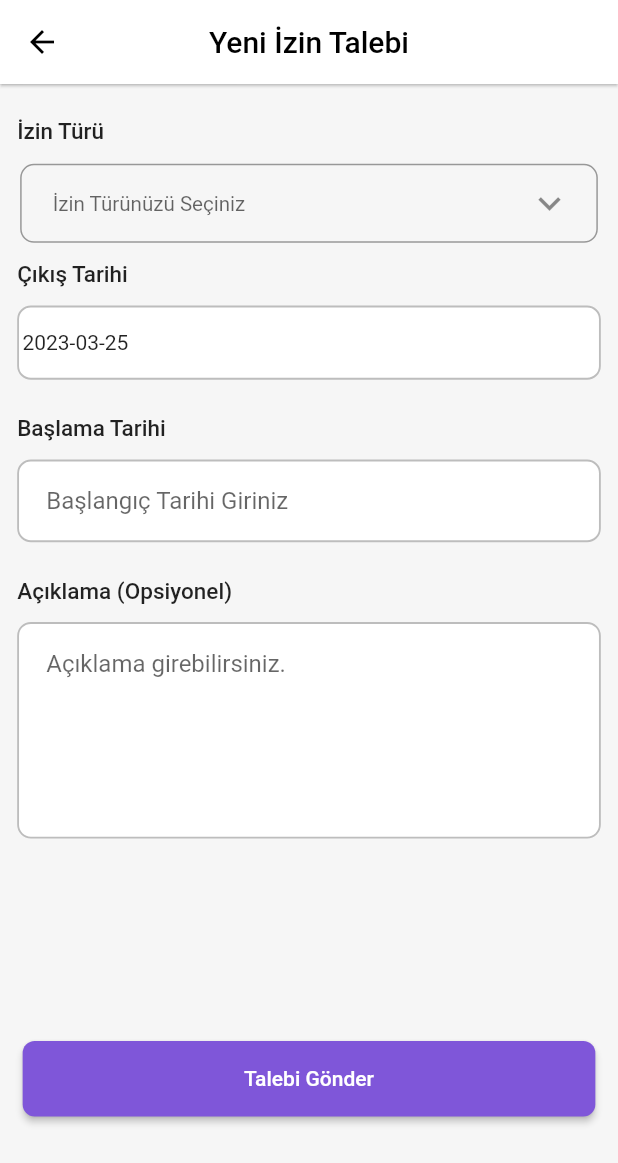
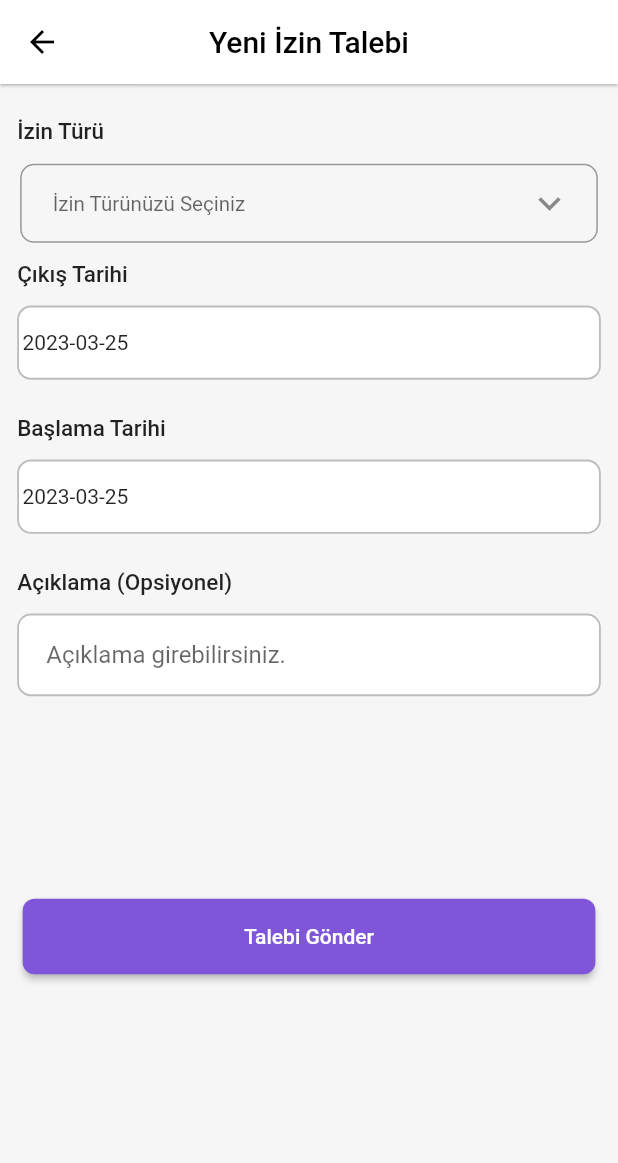
Before and after one commit to hmustafabolat/peptaskApp, a Flutter app: the AdminMainPage screen opened directly, after a tap on "Yeni İzin Talebi", on a phone screen of 412 x 824 dp. Shown: the top 1163 px of the screen. Run offline on Flutter 3.47's test engine with Material 2 defaults, Android fonts, the phone set to English and light mode, and no system bars; our stand-ins replace cloud_firestore, dotted_border, dropdown_button2, firebase_auth, firebase_core, flutter_screenutil and 1 more; accounts and stored records are empty.

Commit message:
custom text field created.

```diff
--- a/lib/main.dart
+++ b/lib/main.dart
@@ -3,7 +3,7 @@ import 'package:flutter/material.dart';
 
 import 'package:flutter_screenutil/flutter_screenutil.dart';
 import 'package:get/get.dart';
-import 'package:peptask/view/employees_page.dart';
+import 'package:peptask/view/user_home.dart';
 import 'package:peptask/view/landing_page.dart';
 import 'package:peptask/view/permission_request.dart';
 
--- a/lib/service/auth_service.dart
+++ b/lib/service/auth_service.dart
@@ -54,6 +54,7 @@ class AuthService {
       return UserModel();
     }
   }
+  //controller -> repository -> auth_service -> repository -> firebase_service -> reposityory -> controller
 
 //Register Function
   Future<UserModel?> signUp(UserModel userModel) async {
@@ -62,8 +63,6 @@ class AuthService {
           email: userModel.email!, password: userModel.password!);
 
       userModel.id = user.user?.uid;
-      userModel.role = 'employe';
-
       if (user.user?.uid != null) {
         return userModel;
       } else {
--- a/lib/service/permission_service.dart
+++ b/lib/service/permission_service.dart
@@ -6,7 +6,6 @@ class PermissionProvider extends GetxController {
   final FirebaseFirestore _firestore = FirebaseFirestore.instance;
 
   Future<void> addPermission(Permission permission) async {
-    try {
     await _firestore.collection('requests').add({
       'description': permission.description,
       'permissionStart': Timestamp.fromDate(permission.permissionStart),
@@ -15,9 +14,15 @@ class PermissionProvider extends GetxController {
       'status': permission.statu,
       'userID': permission.userID,
     });
-      print('Data added successfully.');
-    } catch (error) {
-      print('Failed to add data: $error');
   }
 }
+
+class PermissionService {
+  final CollectionReference _dataCollectionRef =
+      FirebaseFirestore.instance.collection("requests");
+
+  Future<List<Map<String, dynamic>>> getData() async {
+    final data = await _dataCollectionRef.get();
+    return data.docs.map((doc) => doc.data() as Map<String, dynamic>).toList();
   }
+}
--- a/lib/view/employees_page.dart
+++ /dev/null
@@ -1,106 +0,0 @@
-import 'package:dotted_border/dotted_border.dart';
-import 'package:flutter/material.dart';
-import 'package:get/get.dart';
-import 'package:get/get_core/src/get_main.dart';
-import 'package:peptask/view/permission_request.dart';
-import 'package:peptask/widgets/buttons/button.dart';
-import 'package:peptask/widgets/cards/card_widgets.dart';
-import 'package:peptask/widgets/icons/icons.dart';
-import 'package:flutter_screenutil/flutter_screenutil.dart';
-
-import '../viewmodel/auth_viewmodel.dart';
-import '../widgets/text/text_widgets.dart';
-
-class AdminMainPage extends StatelessWidget {
-  const AdminMainPage({Key? key}) : super(key: key);
-
-  @override
-  Widget build(BuildContext context) {
-    return SafeArea(
-      child: Scaffold(
-        backgroundColor: Color.fromRGBO(246, 246, 246, 1),
-        body: SingleChildScrollView(
-          child: Column(
-            crossAxisAlignment: CrossAxisAlignment.start,
-            children: [
-              Container(
-                height: 0.07.sh,
-                color: Colors.white,
-                child: Padding(
-                  padding: EdgeInsets.only(left: 14.0),
-                  child: Row(
-                    children: [
-                      Image.asset("assets/images/logo icon small.png"),
-                      SizedBox(width: 0.02.sw),
-                      Image.asset("assets/images/pepteam_logo.png"),
-                      SizedBox(
-                        width: 0.55.sw,
-                      ),
-                      CircleAvatar(
-                        child: IconButton(
-                          onPressed: () async {
-                            final AuthViewModel _viewModel = Get.find();
-                            await _viewModel.signOut();
-                          },
-                          icon: Icon(Icons.person),
-                        ),
-                      )
-                    ],
-                  ),
-                ),
-              ),
-              Padding(
-                padding: const EdgeInsets.all(8.0),
-                child: Column(
-                  mainAxisAlignment: MainAxisAlignment.center,
-                  crossAxisAlignment: CrossAxisAlignment.stretch,
-                  mainAxisSize: MainAxisSize.max,
-                  children: [
-                    CardWidget(
-                        allowance: "Onaylanan İzinlerim",
-                        allowanceNum: 4,
-                        isOval: true),
-                    CardWidget(
-                        allowance: "Reddedilen İzinlerim", allowanceNum: 4),
-                    CardWidget(
-                        allowance: "Ücretsiz İzinlerim", allowanceNum: 5),
-                    CardWidget(
-                        allowance: "Yıllık İzin Hakkım", allowanceNum: 43),
-                    SizedBox(
-                      height: 0.02.sh,
-                    ),
-                    Padding(
-                      padding: EdgeInsets.only(left: 8.0).r,
-                      child: Row(
-                        mainAxisAlignment: MainAxisAlignment.start,
-                        children: [
-                          Text(
-                            "Bekleyen Talepler",
-                            style: TextStyle(
-                                fontSize: 14.sp,
-                                fontWeight: FontWeight.bold,
-                                color: Colors.indigo.shade800),
-                          ),
-                        ],
-                      ),
-                    ),
-                    SizedBox(
-                      height: 0.02.sh,
-                    ),
-                    DottedBorderButton(),
-                    SizedBox(
-                      height: 0.02.sh,
-                    ),
-                    InkwellCard1(),
-                    InkwellCard2(),
-                    InkwellCard3(),
-                  ],
-                ),
-              ),
-            ],
-          ),
-        ),
-      ),
-    );
-  }
-}
--- a/lib/view/permission_request.dart
+++ b/lib/view/permission_request.dart
@@ -1,11 +1,11 @@
 import 'package:flutter/material.dart';
 import 'package:flutter_screenutil/flutter_screenutil.dart';
 import 'package:get/get.dart';
-import 'package:get/get_core/src/get_main.dart';
 import 'package:peptask/model/permission_model.dart';
 import 'package:peptask/viewmodel/permission_viewmodel.dart';
 import 'package:peptask/widgets/buttons/button.dart';
 import 'package:peptask/widgets/buttons/dropDownButton.dart';
+import 'package:peptask/widgets/text-field/custom_text_field.dart';
 import 'package:peptask/widgets/text-field/text_field_widgets.dart';
 import 'package:peptask/widgets/text/text_widgets.dart';
 
@@ -77,21 +77,20 @@ class _PermissionRequestPageState extends State<PermissionRequestPage> {
                   height: 0.015.sh,
                 ),
                 InfoTextWidget(infoText: "Çıkış Tarihi"),
-                TextFieldDateStart(
-                  hintText: "    Çıkış Tarihi Giriniz",
-                ),
+                TextFieldDateStart(),
                 SizedBox(
                   height: 0.015.sh,
                 ),
                 InfoTextWidget(infoText: "Başlama Tarihi"),
-                TextFieldDateEnd(
-                  hintText: "    Başlangıç Tarihi Giriniz",
-                ),
+                TextFieldDateEnd(),
                 SizedBox(
                   height: 0.015.sh,
                 ),
                 InfoTextWidget(infoText: "Açıklama (Opsiyonel)"),
-                TextFieldExplanation(hintText: "    Açıklama girebilirsiniz."),
+                CustomTextField(
+                  hintText: "    Açıklama girebilirsiniz.",
+                  onSaved: (value) {},
+                ),
                 SizedBox(
                   height: 0.15.sh,
                 ),
--- /dev/null
+++ b/lib/view/user_home.dart
@@ -0,0 +1,102 @@
+import 'package:flutter/material.dart';
+import 'package:get/get.dart';
+import 'package:peptask/widgets/buttons/button.dart';
+import 'package:peptask/widgets/cards/card_widgets.dart';
+import 'package:flutter_screenutil/flutter_screenutil.dart';
+
+import '../viewmodel/auth_viewmodel.dart';
+
+class AdminMainPage extends StatelessWidget {
+  const AdminMainPage({Key? key}) : super(key: key);
+
+  @override
+  Widget build(BuildContext context) {
+    return SafeArea(
+      child: Scaffold(
+        backgroundColor: Color.fromRGBO(246, 246, 246, 1),
+        body: _buildBody(),
+      ),
+    );
+  }
+
+  _buildBody() {
+    return SingleChildScrollView(
+      child: Column(
+        crossAxisAlignment: CrossAxisAlignment.start,
+        children: [
+          Container(
+            height: 0.07.sh,
+            color: Colors.white,
+            child: Padding(
+              padding: EdgeInsets.only(left: 14.0),
+              child: Row(
+                children: [
+                  Image.asset("assets/images/logo icon small.png"),
+                  SizedBox(width: 0.02.sw),
+                  Image.asset("assets/images/pepteam_logo.png"),
+                  SizedBox(
+                    width: 0.55.sw,
+                  ),
+                  CircleAvatar(
+                    child: IconButton(
+                      onPressed: () async {
+                        final AuthViewModel _viewModel = Get.find();
+                        await _viewModel.signOut();
+                      },
+                      icon: Icon(Icons.person),
+                    ),
+                  )
+                ],
+              ),
+            ),
+          ),
+          Padding(
+            padding: const EdgeInsets.all(8.0),
+            child: Column(
+              mainAxisAlignment: MainAxisAlignment.center,
+              crossAxisAlignment: CrossAxisAlignment.stretch,
+              mainAxisSize: MainAxisSize.max,
+              children: [
+                CardWidget(
+                    allowance: "Onaylanan İzinlerim",
+                    allowanceNum: 4,
+                    isOval: true),
+                CardWidget(allowance: "Reddedilen İzinlerim", allowanceNum: 4),
+                CardWidget(allowance: "Ücretsiz İzinlerim", allowanceNum: 5),
+                CardWidget(allowance: "Yıllık İzin Hakkım", allowanceNum: 43),
+                SizedBox(
+                  height: 0.02.sh,
+                ),
+                Padding(
+                  padding: EdgeInsets.only(left: 8.0).r,
+                  child: Row(
+                    mainAxisAlignment: MainAxisAlignment.start,
+                    children: [
+                      Text(
+                        "Bekleyen Talepler",
+                        style: TextStyle(
+                            fontSize: 14.sp,
+                            fontWeight: FontWeight.bold,
+                            color: Colors.indigo.shade800),
+                      ),
+                    ],
+                  ),
+                ),
+                SizedBox(
+                  height: 0.02.sh,
+                ),
+                DottedBorderButton(),
+                SizedBox(
+                  height: 0.02.sh,
+                ),
+                InkwellCard1(),
+                InkwellCard2(),
+                InkwellCard3(),
+              ],
+            ),
+          ),
+        ],
+      ),
+    );
+  }
+}
--- a/lib/viewmodel/permission_viewmodel.dart
+++ b/lib/viewmodel/permission_viewmodel.dart
@@ -1,9 +1,20 @@
+import 'package:get/get.dart';
+import 'package:get/get_core/src/get_main.dart';
+import 'package:get/get_instance/src/extension_instance.dart';
 import 'package:get/get_state_manager/src/simple/get_controllers.dart';
 import 'package:peptask/model/permission_model.dart';
 import 'package:peptask/service/permission_service.dart';
 
 class PermissionViewModel extends GetxController {
   final PermissionProvider _permissionProvider = PermissionProvider();
+  final PermissionService _permissionService = PermissionService();
+
+  RxList<Map<String, dynamic>> permission = <Map<String, dynamic>>[].obs;
+
+  Future<void> getData() async {
+    final result = await _permissionService.getData();
+    permission.assign(result as Map<String, dynamic>);
+  }
 
   Future<void> addPermission(
       String description,
--- a/lib/widgets/buttons/button.dart
+++ b/lib/widgets/buttons/button.dart
@@ -171,7 +171,7 @@ class RequestSendButton extends StatelessWidget {
       onPressed: () {
         PermissionProvider _service = PermissionProvider();
         _service.addPermission(Permission(
-          description: description,
+          description: "",
           permissionStart: DateTime.now(),
           permissionEnd: DateTime.now(),
           permissionType: permissionType[0],
--- /dev/null
+++ b/lib/widgets/text-field/custom_text_field.dart
@@ -0,0 +1,29 @@
+import 'package:flutter/material.dart';
+import 'package:flutter_screenutil/flutter_screenutil.dart';
+
+class CustomTextField extends StatelessWidget {
+  final String? hintText;
+  final void Function(String?)? onSaved;
+  CustomTextField({Key? key, required this.hintText, required this.onSaved})
+      : super(key: key);
+
+  @override
+  Widget build(BuildContext context) {
+    return Container(
+      margin: EdgeInsets.only(top: 10, bottom: 10).r,
+      padding: EdgeInsets.all(2).w,
+      decoration: BoxDecoration(
+        border: Border.all(width: 0.003.sw, color: Colors.grey.shade400),
+        color: Colors.white,
+        borderRadius: BorderRadius.circular(8).w,
+      ),
+      child: TextFormField(
+        onSaved: onSaved,
+        decoration: InputDecoration(
+          border: InputBorder.none,
+          hintText: hintText,
+        ),
+      ),
+    );
+  }
+}
--- a/lib/widgets/text-field/text_field_widgets.dart
+++ b/lib/widgets/text-field/text_field_widgets.dart
@@ -1,101 +1,15 @@
 import 'package:flutter/material.dart';
 import 'package:flutter_screenutil/flutter_screenutil.dart';
 import 'package:get/get.dart';
-import 'package:get/get_core/src/get_main.dart';
 
 import '../../viewmodel/auth_viewmodel.dart';
 
-final _globalKey = GlobalKey<FormState>();
-String? email, password, name;
-
 final AuthViewModel _viewModel = Get.find();
-
-class TextFieldEmail extends StatelessWidget {
-  TextFieldEmail({Key? key}) : super(key: key);
-
-  @override
-  Widget build(BuildContext context) {
-    return Container(
-      margin: EdgeInsets.only(top: 10, bottom: 10).r,
-      padding: EdgeInsets.all(2).w,
-      decoration: BoxDecoration(
-        border: Border.all(width: 0.003.sw, color: Colors.grey.shade400),
-        color: Colors.white,
-        borderRadius: BorderRadius.circular(8).w,
-      ),
-      child: TextFormField(
-        onSaved: (value) {
-          email = value;
-        },
-        decoration: InputDecoration(
-          border: InputBorder.none,
-          hintText: '  Email girin',
-        ),
-      ),
-    );
-  }
-}
-
-class TextFieldPassword extends StatelessWidget {
-  const TextFieldPassword({Key? key}) : super(key: key);
-
-  @override
-  Widget build(BuildContext context) {
-    return Container(
-      margin: EdgeInsets.only(top: 10, bottom: 10).r,
-      padding: EdgeInsets.all(2).w,
-      decoration: BoxDecoration(
-        border: Border.all(width: 0.003.sw, color: Colors.grey.shade400),
-        color: Colors.white,
-        borderRadius: BorderRadius.circular(8).w,
-      ),
-      child: TextFormField(
-        onSaved: (value) {
-          password = value;
-        },
-        obscureText: true,
-        decoration: InputDecoration(
-          border: InputBorder.none,
-          hintText: '  Şifre',
-        ),
-      ),
-    );
-  }
-}
-
-class TextFieldName extends StatelessWidget {
-  const TextFieldName({Key? key}) : super(key: key);
-
-  @override
-  Widget build(BuildContext context) {
-    return Container(
-      margin: EdgeInsets.only(top: 10, bottom: 10).r,
-      padding: EdgeInsets.all(2).w,
-      decoration: BoxDecoration(
-        border: Border.all(width: 0.003.sw, color: Colors.grey.shade400),
-        color: Colors.white,
-        borderRadius: BorderRadius.circular(8).w,
-      ),
-      child: TextFormField(
-        onSaved: (value) {
-          password = value;
-        },
-        obscureText: false,
-        decoration: InputDecoration(
-          border: InputBorder.none,
-          hintText: 'Tam adınızı girin',
-        ),
-      ),
-    );
-  }
-}
 
 DateTime inputDateStart = DateTime.now();
 
 class TextFieldDateStart extends StatefulWidget {
-  final String hintText;
-  const TextFieldDateStart({Key? key, required this.hintText})
-      : super(key: key);
+  const TextFieldDateStart({Key? key}) : super(key: key);
 
   @override
   State<TextFieldDateStart> createState() => _TextFieldDateStartState();
@@ -132,12 +46,23 @@ class _TextFieldDateStartState extends State<TextFieldDateStart> {
 String inputDateEnd = DateTime.now().toString();
 
 class TextFieldDateEnd extends StatelessWidget {
-  final String hintText;
-  const TextFieldDateEnd({Key? key, required this.hintText}) : super(key: key);
+  const TextFieldDateEnd({Key? key}) : super(key: key);
 
   @override
   Widget build(BuildContext context) {
-    return Container(
+    return GestureDetector(
+      onTap: () async {
+        inputDateStart = await showDatePicker(
+            context: context,
+            initialDate: DateTime.now(),
+            firstDate: DateTime.now(),
+            lastDate: DateTime.now().add(Duration(days: 365))) as DateTime;
+        setState() {}
+        ;
+      },
+      child: Container(
+        alignment: Alignment.centerLeft,
+        height: 0.06.sh,
         margin: EdgeInsets.only(top: 10, bottom: 10).r,
         padding: EdgeInsets.all(2).w,
         decoration: BoxDecoration(
@@ -145,47 +70,8 @@ class TextFieldDateEnd extends StatelessWidget {
           color: Colors.white,
           borderRadius: BorderRadius.circular(8).w,
         ),
-      child: TextFormField(
-        obscureText: false,
-        decoration: InputDecoration(
-          border: InputBorder.none,
-          hintText: hintText,
-        ),
-        onChanged: (input) {
-          inputDateEnd = input;
-        },
+        child: Text(inputDateEnd.toString().split(" ")[0]),
       ),
     );
   }
 }
-
-String description = "";
-
-class TextFieldExplanation extends StatelessWidget {
-  final String hintText;
-  const TextFieldExplanation({Key? key, required this.hintText})
-      : super(key: key);
-
-  @override
-  Widget build(BuildContext context) {
-    return Container(
-      margin: EdgeInsets.only(top: 10, bottom: 10).r,
-      padding: EdgeInsets.only(top: 2, left: 2, bottom: 80).w,
-      decoration: BoxDecoration(
-        border: Border.all(width: 0.003.sw, color: Colors.grey.shade400),
-        color: Colors.white,
-        borderRadius: BorderRadius.circular(8).w,
-      ),
-      child: TextFormField(
-        obscureText: false,
-        decoration: InputDecoration(
-          border: InputBorder.none,
-          hintText: hintText,
-        ),
-        onChanged: (value) {
-          description = value;
-        },
-      ),
-    );
-  }
-}
--- a/pubspec.yaml
+++ b/pubspec.yaml
@@ -27,6 +27,7 @@ dependencies:
   dotted_border: ^2.0.0+3
   dropdown_button2: ^2.0.0
   intl: ^0.17.0
+  lottie: ^2.3.0
 
 dev_dependencies:
   flutter_test:
@@ -40,3 +41,4 @@ flutter:
 
   assets:
     - assets/images/
+    - assets/gif/
```
Also changed, not shown: lib/view/landing_page.dart (+1 -6 lines), lib/view/login_page.dart (+25 -21 lines), lib/view/register_page.dart (+28 -13 lines), lib/view/request_accept_page.dart (+22 -8 lines), lib/viewmodel/auth_viewmodel.dart (+21 -5 lines), lib/widgets/cards/card_widgets.dart (+20 -10 lines), lib/widgets/text/text_widgets.dart (+7 -2 lines), assets/gif/VOCvwccm3L-2.gif (added), lib/view/admin_home.dart (renamed from lib/view/admin_page.dart), pubspec.lock. Lines whose indentation alone changed are shown as unchanged.
